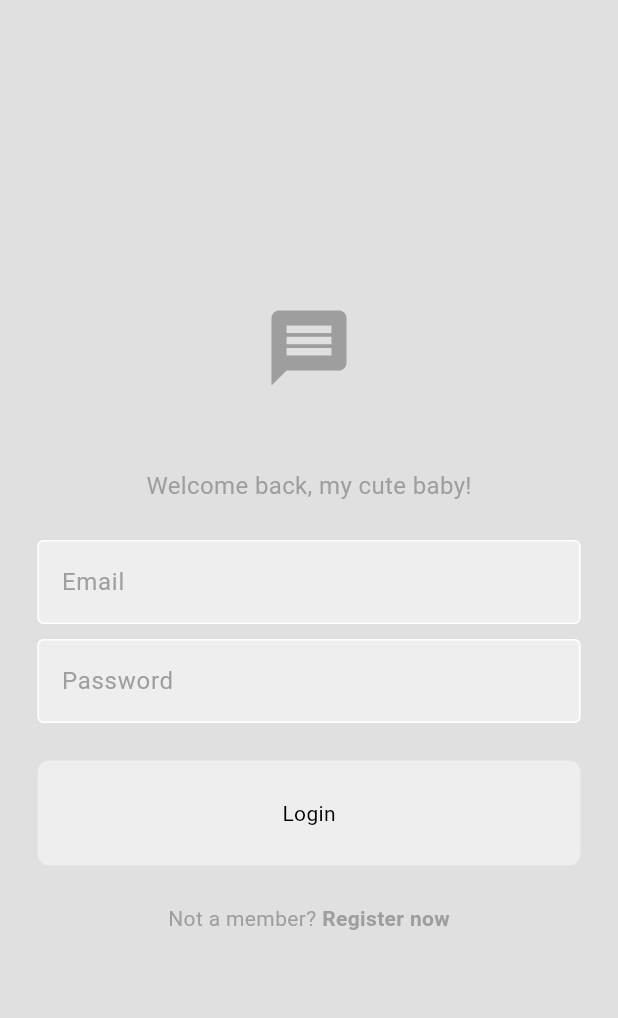
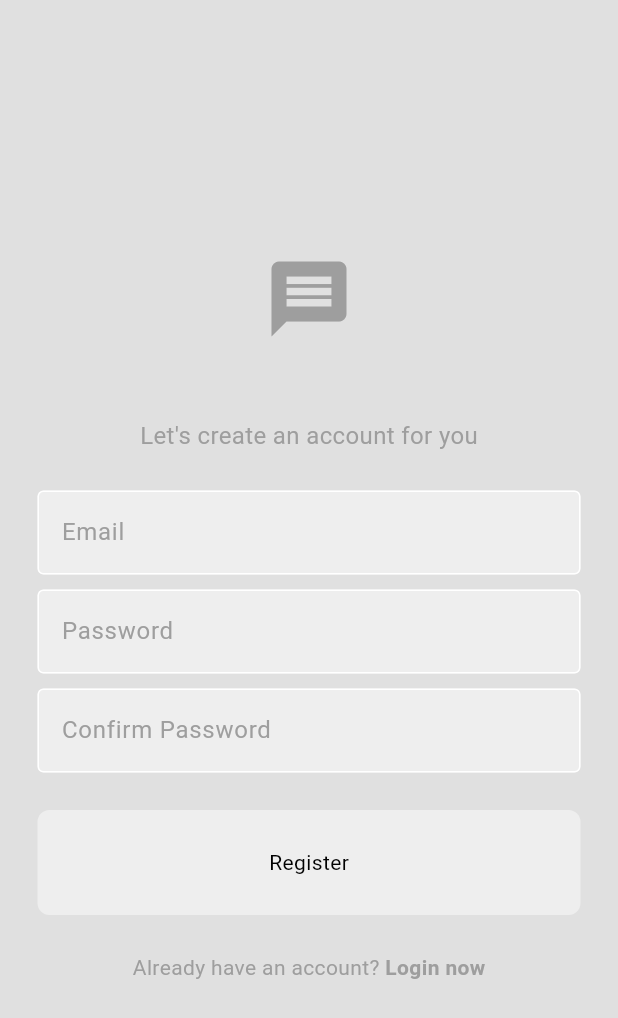
Before and after one commit to Ertannic/chatapptute, a Flutter app: the screen it shows after launch, on a phone screen of 412 x 824 dp. Shown: the top 1018 px of the screen. Run offline on Flutter 3.47's test engine with Material 3 defaults, Android fonts, the phone set to English and light mode, and no system bars.

Commit message:
Add register page

```diff
--- a/lib/main.dart
+++ b/lib/main.dart
@@ -1,3 +1,4 @@
+import 'package:chatapptute/pages/register_page.dart';
 import 'package:chatapptute/themes/light_mode.dart';
 import 'package:flutter/material.dart';
 import 'pages/login_page.dart';
@@ -13,7 +14,7 @@ class MyApp extends StatelessWidget {
   Widget build(BuildContext context) {
     return MaterialApp(
       debugShowCheckedModeBanner: false,
-      home: LoginPage(),
+      home: RegisterPage(),
       theme: lightMode,
     );
   }
--- /dev/null
+++ b/lib/pages/register_page.dart
@@ -0,0 +1,101 @@
+import 'package:chatapptute/components/my_button.dart';
+import 'package:chatapptute/components/my_textfield.dart';
+import 'package:flutter/material.dart';
+
+class RegisterPage extends StatelessWidget {
+    // email and pw text controllers
+  final TextEditingController _emailController = TextEditingController();
+  final TextEditingController _pwController = TextEditingController();
+  final TextEditingController _confirmPwController = TextEditingController();
+
+  RegisterPage({super.key});
+
+  // register method
+  void register() {}
+
+  @override
+  Widget build(BuildContext context) {
+    return Scaffold(
+      backgroundColor: Theme.of(context).colorScheme.background,
+      body: Center(
+        child: Column(
+          mainAxisAlignment: MainAxisAlignment.center,
+          children: [
+            // logo
+            Icon(
+              Icons.message,
+              size: 60,
+              color: Theme.of(context).colorScheme.primary,
+            ),
+
+            const SizedBox(height: 50),
+
+            // welcome back message
+            Text(
+              "Let's create an account for you",
+              style: TextStyle(
+                color: Theme.of(context).colorScheme.primary,
+                fontSize: 16,
+              ),
+            ),
+
+            const SizedBox(height: 25),
+
+            // email textfield
+            MyTextField(
+              hintText: "Email",
+              obscureText: false,
+              controller: _emailController,
+            ),
+
+            const SizedBox(height: 10),
+
+            // pw textfield
+            MyTextField(
+              hintText: "Password",
+              obscureText: true,
+              controller: _pwController,
+            ),
+
+            const SizedBox(height: 10),
+
+            // Confirm pw textfield
+            MyTextField(
+              hintText: "Confirm Password",
+              obscureText: true,
+              controller: _confirmPwController,
+            ),
+
+            const SizedBox(height: 25),
+
+            // login button
+            MyButton(
+              text: "Register",
+              onTap: register,
+            ),
+
+            const SizedBox(height: 25),
+            // register now
+            Row(
+              mainAxisAlignment: MainAxisAlignment.center,
+              children: [
+                Text(
+                  "Already have an account? ",
+                  style:
+                      TextStyle(color: Theme.of(context).colorScheme.primary),
+                ),
+                Text(
+                  "Login now",
+                  style: TextStyle(
+                    fontWeight: FontWeight.bold,
+                    color: Theme.of(context).colorScheme.primary,
+                  ),
+                ),
+              ],
+            )
+          ],
+        ),
+      ),
+    );
+  }
+}
```
